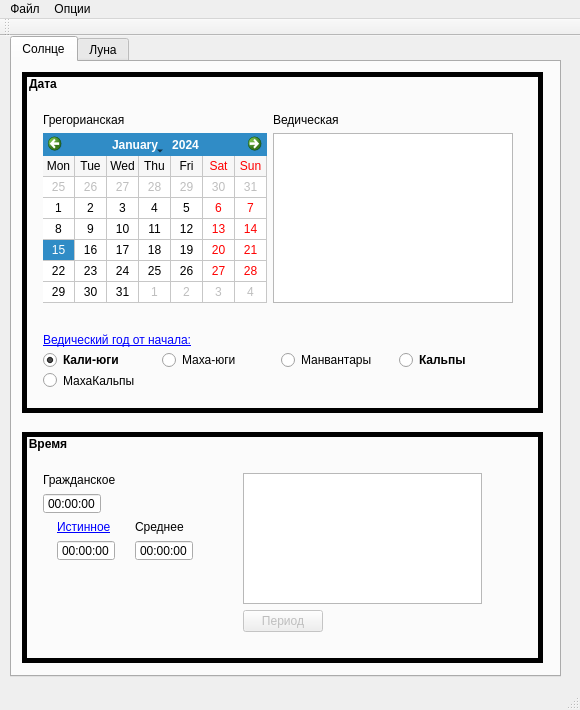
This is mainwindow.ui in serg-lar/sun-moon-time as Qt 5 draws it before an edit. The edited form follows.
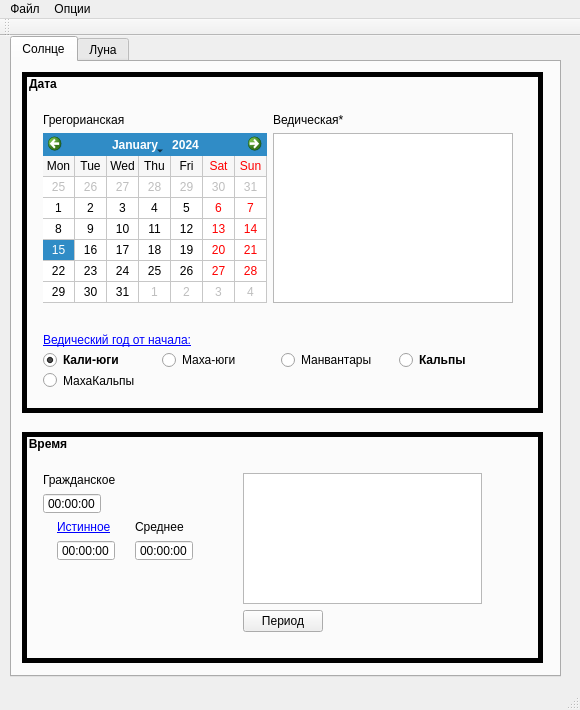
This is the edited form. The open tabs and pages were chosen to show the change. Icons and pictures are not drawn.

Commit message: Добавлена форма рассчёта инфы по Солнцу и Луне за период времени

```diff
--- a/mainwindow.ui
+++ b/mainwindow.ui
@@ -149,7 +149,7 @@
              </sizepolicy>
             </property>
             <property name="text">
-             <string>&lt;html&gt;&lt;head/&gt;&lt;body&gt;&lt;p&gt;Ведическая&lt;/p&gt;&lt;/body&gt;&lt;/html&gt;</string>
+             <string>&lt;html&gt;&lt;head/&gt;&lt;body&gt;&lt;p&gt;Ведическая*&lt;/p&gt;&lt;/body&gt;&lt;/html&gt;</string>
             </property>
            </widget>
           </item>
@@ -442,7 +442,7 @@
         <item>
          <widget class="QPushButton" name="pushButtonSunTimePeriod">
           <property name="enabled">
-           <bool>false</bool>
+           <bool>true</bool>
           </property>
           <property name="sizePolicy">
            <sizepolicy hsizetype="Fixed" vsizetype="Fixed">
```
Left out of the diff: 7 changed lines with no effect on the pictures. The commit also changes 6 other files.
